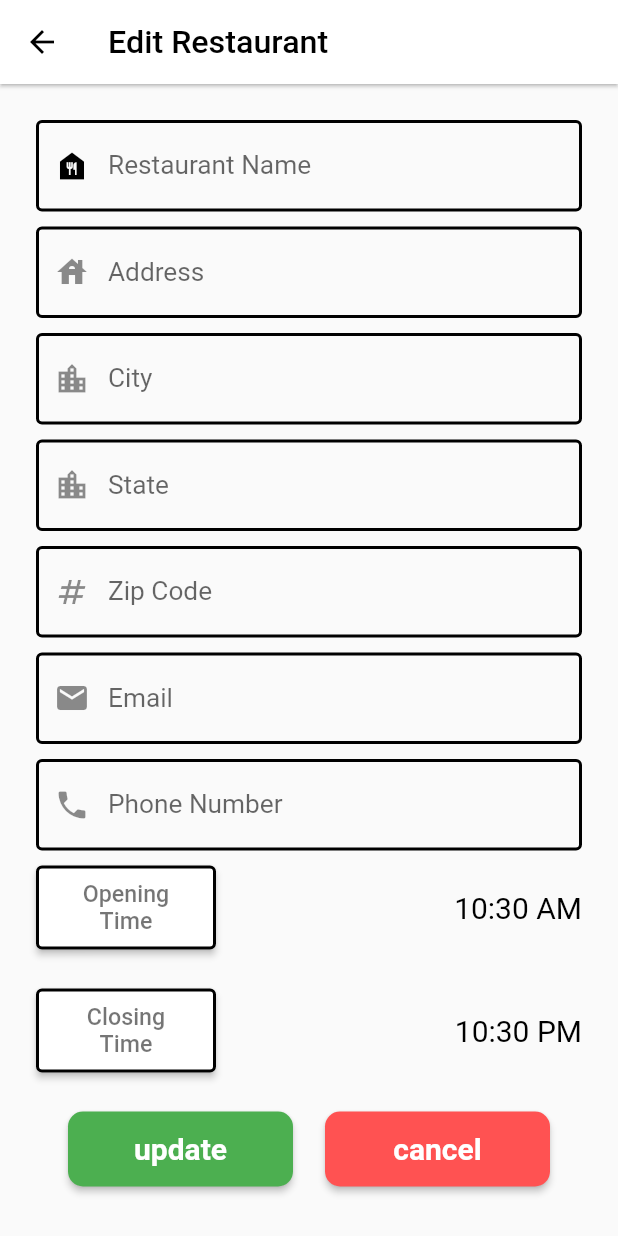
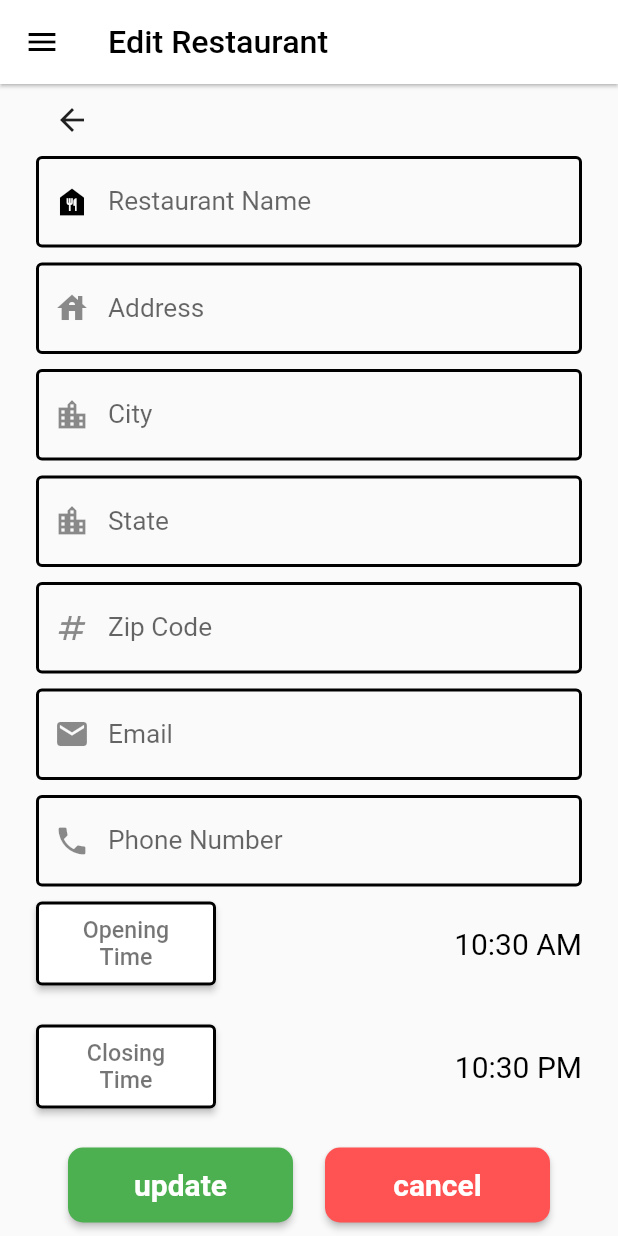
Before and after one commit to kcgalee/CSC-4996-RMS-Mobile, a Flutter app: the EditRestaurant screen opened directly with empty values, on a phone screen of 412 x 824 dp. Run offline on Flutter 3.47's test engine with Material 2 defaults, Android fonts, the phone set to English and light mode, and no system bars; our stand-ins replace cloud_firestore, email_validator, firebase_auth, firebase_core, firebase_storage, qr_flutter and 1 more; missing offline and left inert: counter, qr_code_scanner; accounts and stored records are empty.

Commit message:
implemented Custom Back Button

```diff
--- a/lib/manager/editRestaurant.dart
+++ b/lib/manager/editRestaurant.dart
@@ -3,6 +3,8 @@ import 'package:email_validator/email_validator.dart';
 import 'package:flutter/material.dart';
 import 'package:restaurant_management_system/widgets/customTextForm.dart';
 
+import '../widgets/customBackButton.dart';
+import 'Utility/MangerNavigationDrawer.dart';
 import 'manageRestaurant.dart';
 
 class EditRestaurant extends StatefulWidget {
@@ -73,6 +75,7 @@ class _EditRestaurant extends State<EditRestaurant> {
   @override
   Widget build(BuildContext context) {
     return Scaffold(
+      drawer: const ManagerNavigationDrawer(),
       appBar: AppBar(
         title: const Text("Edit Restaurant"),
         backgroundColor: Colors.white,
@@ -80,10 +83,13 @@ class _EditRestaurant extends State<EditRestaurant> {
         elevation: 1,
       ),
       body: SingleChildScrollView(
-        padding: const EdgeInsets.all(24),
+        padding: const EdgeInsets.only(left: 24,right: 24,bottom: 24),
         child: Column(
           mainAxisAlignment: MainAxisAlignment.center,
           children: [
+            CustomBackButton(onPressed: () {
+              Navigator.pop(context);
+            }),
             CustomTextForm(
                 hintText: "Restaurant Name",
                 controller: restaurantNameController,
```
